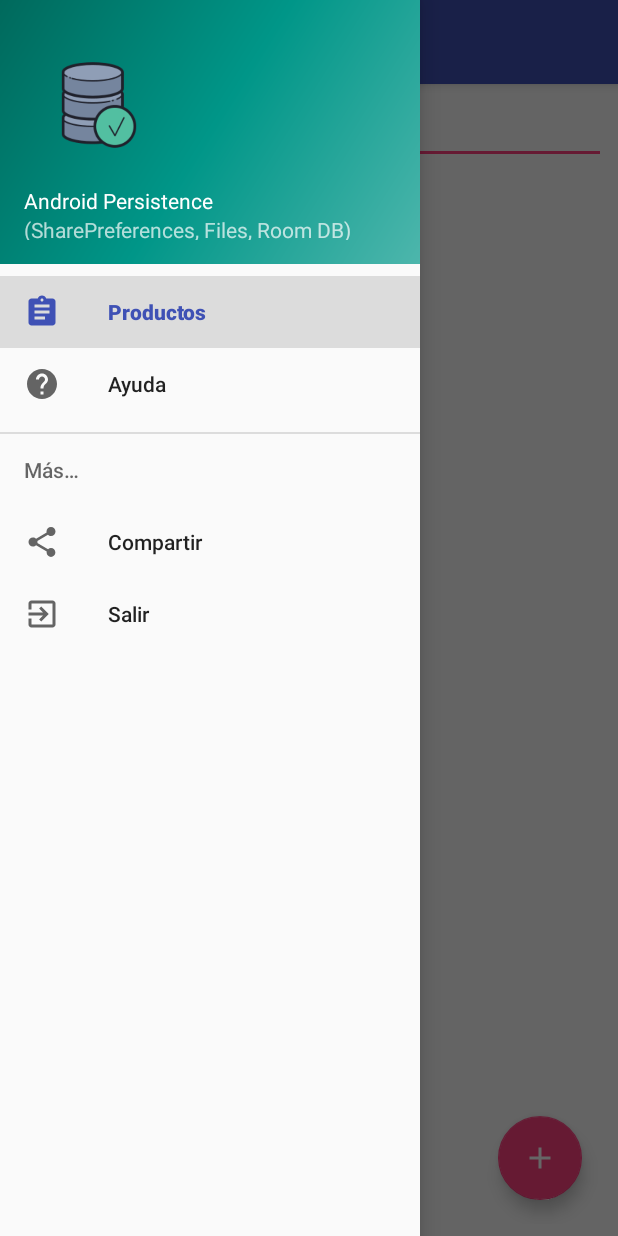
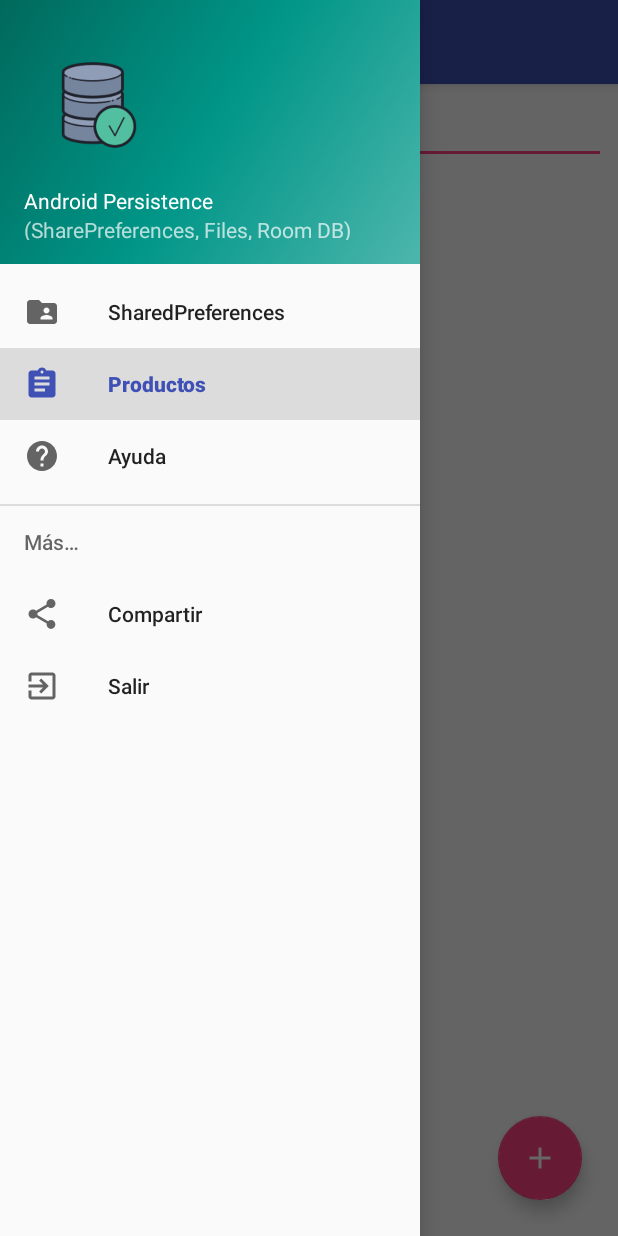
Before and after one commit to develop-ice/Persistence, an Android app: the screen it shows after launch (MainActivity), with the side drawer open, on a phone screen of 412 x 824 dp. Run offline under Robolectric (Android 15) with nearby library versions, the phone set to English and light mode, and no system bars; our stand-ins replace Room's generated code.

Commit message:
SharedPreferences

```diff
--- a/app/src/main/AndroidManifest.xml
+++ b/app/src/main/AndroidManifest.xml
@@ -22,7 +22,8 @@
         </activity>
         <activity
             android:name=".ui.screen_products_crud.ProductoCrudActivity"
-            android:configChanges="screenSize|orientation" />
+            android:configChanges="screenSize|orientation"
+            android:parentActivityName=".ui.MainActivity" />
     </application>
 
 </manifest>
--- a/app/src/main/java/com/android/bdroom/persistence/dao/ProductoDao.java
+++ b/app/src/main/java/com/android/bdroom/persistence/dao/ProductoDao.java
@@ -24,7 +24,7 @@
     @Delete
     void delete(Producto producto);
 
-    @Query("SELECT * FROM producto ORDER BY id DESC")
+    @Query("SELECT * FROM producto ORDER BY nombre DESC")
     LiveData<List<Producto>> getAll();
 
 }
--- a/app/src/main/java/com/android/bdroom/repository/ProductoRepository.java
+++ b/app/src/main/java/com/android/bdroom/repository/ProductoRepository.java
@@ -12,12 +12,12 @@
 
 public class ProductoRepository {
     private ProductoDao productoDao;
-    private LiveData<List<Producto>> allProductoes;
+    private LiveData<List<Producto>> allProductos;
 
     public ProductoRepository(Application application) {
         AppDB appDB = AppDB.getInstance(application);
         productoDao = appDB.productoDao();
-        allProductoes = productoDao.getAll();
+        allProductos = productoDao.getAll();
     }
 
     public void insert(Producto producto) {
@@ -33,7 +33,7 @@
     }
 
     public LiveData<List<Producto>> getAll() {
-        return allProductoes;
+        return allProductos;
     }
 
     private static class insertProductoAsyncTask extends AsyncTask<Producto, Void, Void> {
--- a/app/src/main/java/com/android/bdroom/ui/MainActivity.java
+++ b/app/src/main/java/com/android/bdroom/ui/MainActivity.java
@@ -1,5 +1,7 @@
 package com.android.bdroom.ui;
 
+import android.content.Context;
+import android.content.SharedPreferences;
 import android.os.Bundle;
 import android.support.design.widget.NavigationView;
 import android.support.v4.app.Fragment;
@@ -14,6 +16,7 @@
 import com.android.bdroom.R;
 import com.android.bdroom.ui.screen_help.HelpFragment;
 import com.android.bdroom.ui.screen_products.ProductsFragment;
+import com.android.bdroom.ui.screen_shared_preferences.SharedPreferencesFragment;
 
 public class MainActivity extends AppCompatActivity
         implements NavigationView.OnNavigationItemSelectedListener {
@@ -40,6 +43,14 @@
 
         changeFragment(new ProductsFragment(), getResources().getString(R.string.products));
         navigationView.setCheckedItem(R.id.nav_products);
+
+        // Saludo desde las SharedPreferences
+        SharedPreferences prefs =
+                getSharedPreferences(getString(R.string.preference_file_key), Context.MODE_PRIVATE);
+        String saved_name = prefs.getString(getString(R.string.saved_name), "");
+        if (!saved_name.isEmpty()) {
+            Toast.makeText(this, "Hola " + saved_name, Toast.LENGTH_SHORT).show();
+        }
     }
 
     @Override
@@ -67,6 +78,9 @@
         boolean isFragmentSelected = false;
 
         switch (id) {
+            case R.id.nav_shared_preferences:
+                changeFragment(new SharedPreferencesFragment(), getResources().getString(R.string.shared_preferences));
+                break;
             case R.id.nav_products:
                 changeFragment(new ProductsFragment(), getResources().getString(R.string.products));
                 break;
--- a/app/src/main/java/com/android/bdroom/ui/screen_products_crud/ProductoCrudActivity.java
+++ b/app/src/main/java/com/android/bdroom/ui/screen_products_crud/ProductoCrudActivity.java
@@ -28,6 +28,10 @@
     protected void onCreate(Bundle savedInstanceState) {
         super.onCreate(savedInstanceState);
         setContentView(R.layout.activity_producto_crud);
+
+        // Back
+        getSupportActionBar().setDisplayHomeAsUpEnabled(true);
+        getSupportActionBar().setHomeAsUpIndicator(R.drawable.ic_arrow_back);
 
         init();
 
--- /dev/null
+++ b/app/src/main/res/drawable/ic_folder_shared.xml
@@ -0,0 +1,9 @@
+<vector xmlns:android="http://schemas.android.com/apk/res/android"
+        android:width="24dp"
+        android:height="24dp"
+        android:viewportWidth="24.0"
+        android:viewportHeight="24.0">
+    <path
+        android:fillColor="#FF000000"
+        android:pathData="M20,6h-8l-2,-2L4,4c-1.1,0 -1.99,0.9 -1.99,2L2,18c0,1.1 0.9,2 2,2h16c1.1,0 2,-0.9 2,-2L22,8c0,-1.1 -0.9,-2 -2,-2zM15,9c1.1,0 2,0.9 2,2s-0.9,2 -2,2 -2,-0.9 -2,-2 0.9,-2 2,-2zM19,17h-8v-1c0,-1.33 2.67,-2 4,-2s4,0.67 4,2v1z"/>
+</vector>
--- a/app/src/main/res/menu/activity_main_drawer.xml
+++ b/app/src/main/res/menu/activity_main_drawer.xml
@@ -4,6 +4,10 @@
     tools:showIn="navigation_view">
 
     <group android:checkableBehavior="single">
+        <item
+            android:id="@+id/nav_shared_preferences"
+            android:icon="@drawable/ic_menu_shared_preferences"
+            android:title="@string/shared_preferences" />
         <item
             android:id="@+id/nav_products"
             android:icon="@drawable/ic_menu_products"
--- a/app/src/main/res/values/drawables.xml
+++ b/app/src/main/res/values/drawables.xml
@@ -1,4 +1,5 @@
 <resources>
+    <item name="ic_menu_shared_preferences" type="drawable">@drawable/ic_folder_shared</item>
     <item name="ic_menu_products" type="drawable">@drawable/ic_pruducts</item>
     <item name="ic_menu_help" type="drawable">@drawable/ic_help</item>
     <item name="ic_menu_share" type="drawable">@drawable/ic_share</item>
--- a/app/src/main/res/values/strings.xml
+++ b/app/src/main/res/values/strings.xml
@@ -6,6 +6,7 @@
     <!--Menu-->
     <string name="action_settings">Settings</string>
     <string name="more">Más…</string>
+    <string name="shared_preferences">SharedPreferences</string>
     <string name="products">Productos</string>
     <string name="share">Compartir</string>
     <string name="exit">Salir</string>
@@ -18,4 +19,10 @@
     <string name="cant">Cantidad</string>
     <string name="search">Buscar</string>
     <string name="hello_blank_fragment">Hello World</string>
+    <string name="save">Guardar</string>
+    <string name="empty_data">No hay datos guardados</string>
+    <!--Preferences-->
+    <string name="preference_file_key">com.android.bdroom.ui.screen_shared_preferences</string>
+    <string name="saved_name">NAME</string>
+    <string name="msg_save">Guardado!</string>
 </resources>
```
Also changed, not shown: app/src/main/java/com/android/bdroom/ui/screen_shared_preferences/SharedPreferencesFragment.java (added, +82 -0 lines), app/src/main/res/drawable/ic_arrow_back.xml (added, +9 -0 lines), app/src/main/res/layout/fragment_shared_preferences.xml (added, +43 -0 lines).
